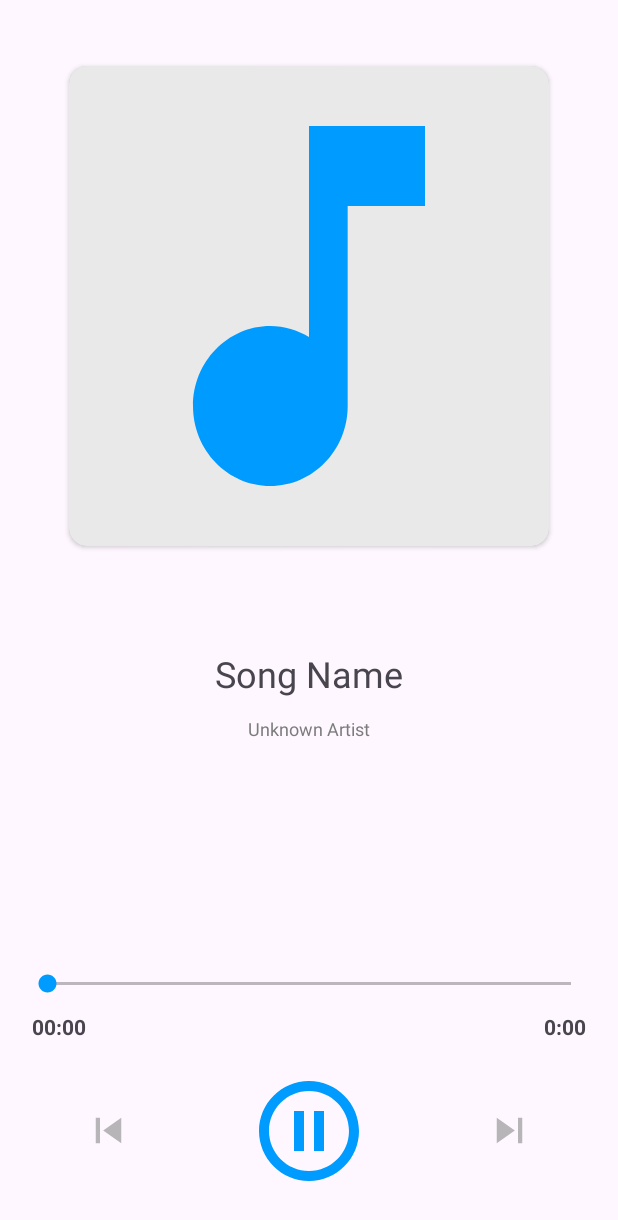
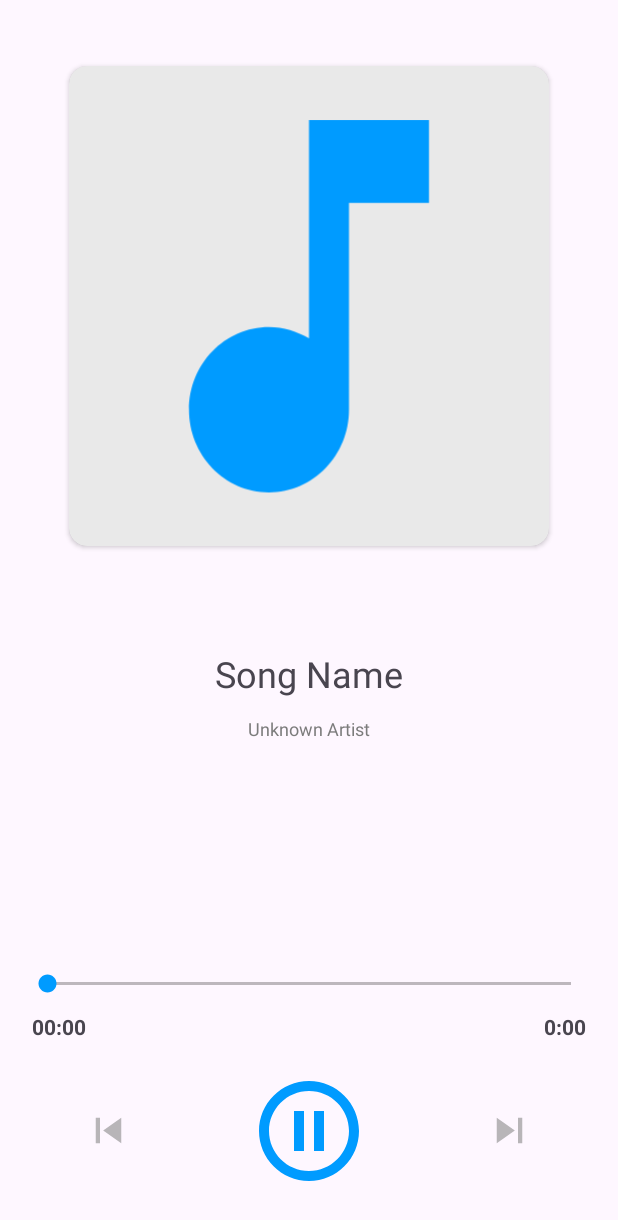
Before and after one commit to ricky40kr/Muzic, an Android app: the PlayerActivity screen opened directly, with no data from a screen before it, on a phone screen of 412 x 824 dp. Shown: the top 1220 px of the screen. Run offline under Robolectric (Android 15) with nearby library versions, the phone set to English and light mode, and no system bars; 7 statements that could not run were skipped.

Commit message:
Version 1.1

```diff
--- a/app/src/main/java/com/example/muzic/util/PlayerActivity.java
+++ b/app/src/main/java/com/example/muzic/util/PlayerActivity.java
@@ -81,7 +81,7 @@ public class PlayerActivity extends AppCompatActivity{
             }
         });
 
-        mediaPlayer.setOnCompletionListener(mediaPlayer-> playNextSong());
+//        mediaPlayer.setOnCompletionListener(mediaPlayer-> playNextSong());
 
     }
 
--- a/app/src/main/res/layout/activity_player.xml
+++ b/app/src/main/res/layout/activity_player.xml
@@ -61,6 +61,7 @@
             android:id="@+id/music_icon_big"
             android:layout_width="match_parent"
             android:layout_height="match_parent"
+            android:scaleType="centerCrop"
             android:background="#16000000"
             android:contentDescription="@string/song_logo"
             android:src="@drawable/baseline_music_note_24"
```
